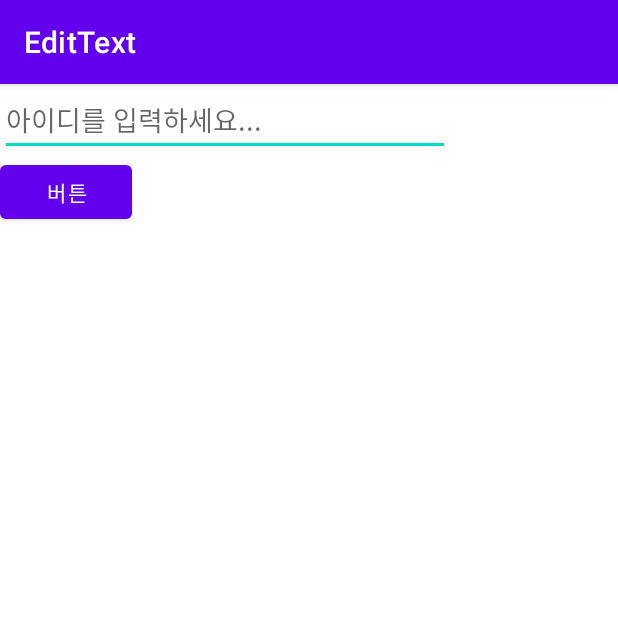
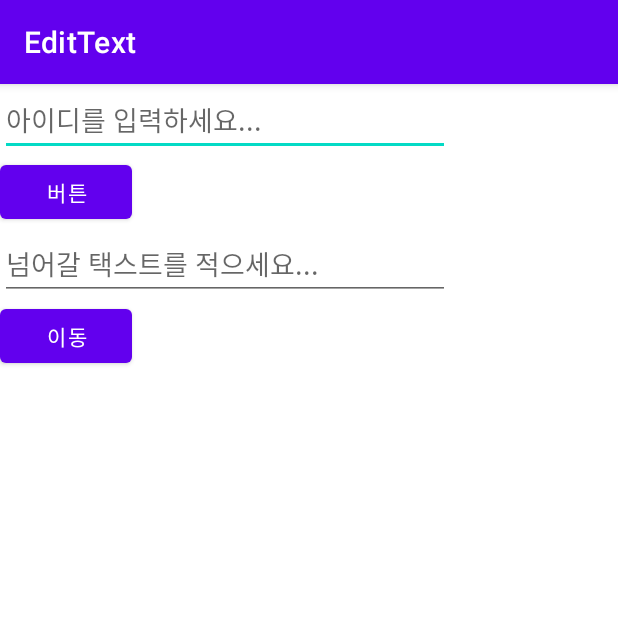
Before and after one commit to moosimoosihan/EditText, an Android app: the screen it shows after launch (MainActivity), on a phone screen of 412 x 824 dp, the top half of it. Run offline under Robolectric (Android 15) with nearby library versions, the phone set to English and light mode, and no system bars.

Commit message:
Intent commit

```diff
--- a/app/src/main/AndroidManifest.xml
+++ b/app/src/main/AndroidManifest.xml
@@ -14,6 +14,9 @@
         android:theme="@style/Theme.EditText"
         tools:targetApi="31">
         <activity
+            android:name=".SubActivity"
+            android:exported="false" />
+        <activity
             android:name=".MainActivity"
             android:exported="true">
             <intent-filter>
--- a/app/src/main/java/com/example/edittext/MainActivity.java
+++ b/app/src/main/java/com/example/edittext/MainActivity.java
@@ -2,6 +2,7 @@ package com.example.edittext;
 
 import androidx.appcompat.app.AppCompatActivity;
 
+import android.content.Intent;
 import android.os.Bundle;
 import android.view.View;
 import android.widget.Button;
@@ -9,6 +10,9 @@ import android.widget.EditText;
 
 public class MainActivity extends AppCompatActivity {
 
+    private Button btn_move;
+    private EditText et_test;
+    private String str;
     EditText et_id;
     Button btn_test;
 
@@ -27,7 +31,19 @@ public class MainActivity extends AppCompatActivity {
             }
         });
 
+        et_test = findViewById(R.id.et_test);
 
+
+        btn_move = findViewById(R.id.btn_move);
+        btn_move.setOnClickListener(new View.OnClickListener(){
+            @Override
+            public void onClick(View v){
+                str = et_test.getText().toString();
+                Intent intent = new Intent(MainActivity.this, SubActivity.class);
+                intent.putExtra("str",str);
+                startActivity(intent); // 액티비티 이동.
+            }
+        });
 
 
 
--- a/app/src/main/res/layout/activity_main.xml
+++ b/app/src/main/res/layout/activity_main.xml
@@ -18,7 +18,19 @@
         android:id="@+id/btn_test"
         android:layout_width="wrap_content"
         android:layout_height="wrap_content"
-        android:text="버튼"/>
+        android:text="버튼" />
+
+    <EditText
+        android:id="@+id/et_test"
+        android:layout_width="300dp"
+        android:layout_height="wrap_content"
+        android:hint="넘어갈 택스트를 적으세요..."/>
+
+    <Button
+        android:id="@+id/btn_move"
+        android:layout_width="wrap_content"
+        android:layout_height="wrap_content"
+        android:text="이동"/>
 
 
 </LinearLayout>
```
Also changed, not shown: app/src/main/java/com/example/edittext/SubActivity.java (added, +24 -0 lines), app/src/main/res/layout/activity_sub.xml (added, +17 -0 lines).
